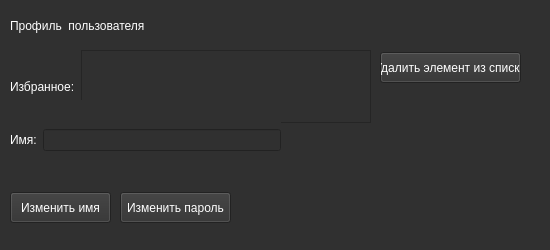
Raxun/git_project1, file profile.ui: the form before one commit.
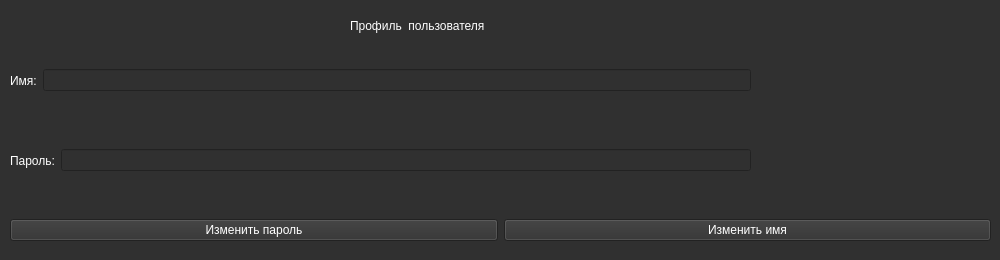
The form after the commit.

What changed in the file:
```diff
--- a/profile.ui
+++ b/profile.ui
@@ -6,8 +6,8 @@
    <rect>
     <x>0</x>
     <y>0</y>
-    <width>550</width>
-    <height>250</height>
+    <width>1000</width>
+    <height>260</height>
    </rect>
   </property>
   <property name="windowTitle">
@@ -22,9 +22,9 @@
    <widget class="QLabel" name="label">
     <property name="geometry">
      <rect>
-      <x>10</x>
+      <x>350</x>
       <y>10</y>
-      <width>221</width>
+      <width>301</width>
       <height>31</height>
      </rect>
     </property>
@@ -37,45 +37,13 @@
      <string>Профиль  пользователя </string>
     </property>
    </widget>
-   <widget class="QWidget" name="horizontalLayoutWidget">
-    <property name="geometry">
-     <rect>
-      <x>10</x>
-      <y>50</y>
-      <width>361</width>
-      <height>73</height>
-     </rect>
-    </property>
-    <layout class="QHBoxLayout" name="horizontalLayout">
-     <item>
-      <widget class="QLabel" name="label_2">
-       <property name="styleSheet">
-        <string notr="true">background-color: rgb(48, 48, 48);
-color: rgb(255, 255, 255);
-font: 12pt &quot;MS Shell Dlg 2&quot;;</string>
-       </property>
-       <property name="text">
-        <string>Избранное:</string>
-       </property>
-      </widget>
-     </item>
-     <item>
-      <widget class="QTableWidget" name="tableWidget_1">
-       <property name="styleSheet">
-        <string notr="true">background-color: rgb(48, 48, 48);
-color: rgb(255, 255, 255);</string>
-       </property>
-      </widget>
-     </item>
-    </layout>
-   </widget>
    <widget class="QWidget" name="horizontalLayoutWidget_2">
     <property name="geometry">
      <rect>
       <x>10</x>
-      <y>100</y>
-      <width>271</width>
-      <height>80</height>
+      <y>50</y>
+      <width>741</width>
+      <height>61</height>
      </rect>
     </property>
     <layout class="QHBoxLayout" name="horizontalLayout_3">
@@ -92,61 +60,120 @@
       </widget>
      </item>
      <item>
-      <widget class="QLineEdit" name="lineEdit_1"/>
+      <widget class="QLineEdit" name="lineEdit_name">
+       <property name="styleSheet">
+        <string notr="true">background-color: rgb(48, 48, 48);
+color: rgb(255, 255, 255);
+font: 16pt &quot;MS Shell Dlg 2&quot;;</string>
+       </property>
+      </widget>
      </item>
     </layout>
    </widget>
    <widget class="QLabel" name="label_error">
     <property name="geometry">
      <rect>
-      <x>290</x>
-      <y>129</y>
+      <x>760</x>
+      <y>70</y>
       <width>241</width>
-      <height>31</height>
+      <height>21</height>
      </rect>
     </property>
+    <property name="styleSheet">
+     <string notr="true">background-color: rgb(48, 48, 48);
+color: rgb(255, 255, 255);
+font: 10pt &quot;MS Shell Dlg 2&quot;;</string>
+    </property>
     <property name="text">
      <string/>
     </property>
    </widget>
-   <widget class="QPushButton" name="btn_name">
+   <widget class="QWidget" name="horizontalLayoutWidget_3">
     <property name="geometry">
      <rect>
       <x>10</x>
-      <y>192</y>
-      <width>101</width>
-      <height>31</height>
+      <y>130</y>
+      <width>741</width>
+      <height>61</height>
      </rect>
     </property>
-    <property name="text">
-     <string>Изменить имя</string>
-    </property>
+    <layout class="QHBoxLayout" name="horizontalLayout_4">
+     <item>
+      <widget class="QLabel" name="label_4">
+       <property name="styleSheet">
+        <string notr="true">background-color: rgb(48, 48, 48);
+color: rgb(255, 255, 255);
+font: 16pt &quot;MS Shell Dlg 2&quot;;</string>
+       </property>
+       <property name="text">
+        <string>Пароль:</string>
+       </property>
+      </widget>
+     </item>
+     <item>
+      <widget class="QLineEdit" name="lineEdit_pass">
+       <property name="styleSheet">
+        <string notr="true">background-color: rgb(48, 48, 48);
+color: rgb(255, 255, 255);
+font: 16pt &quot;MS Shell Dlg 2&quot;;</string>
+       </property>
+      </widget>
+     </item>
+    </layout>
    </widget>
-   <widget class="QPushButton" name="btn_pass">
+   <widget class="QLabel" name="error_pass">
     <property name="geometry">
      <rect>
-      <x>120</x>
-      <y>192</y>
-      <width>111</width>
-      <height>31</height>
+      <x>760</x>
+      <y>150</y>
+      <width>241</width>
+      <height>21</height>
      </rect>
     </property>
+    <property name="styleSheet">
+     <string notr="true">background-color: rgb(48, 48, 48);
+color: rgb(255, 255, 255);
+font: 10pt &quot;MS Shell Dlg 2&quot;;</string>
+    </property>
     <property name="text">
-     <string>Изменить пароль</string>
+     <string/>
     </property>
    </widget>
-   <widget class="QPushButton" name="btn_del">
+   <widget class="QWidget" name="horizontalLayoutWidget">
     <property name="geometry">
      <rect>
-      <x>380</x>
-      <y>52</y>
-      <width>141</width>
-      <height>31</height>
+      <x>10</x>
+      <y>210</y>
+      <width>981</width>
+      <height>41</height>
      </rect>
     </property>
-    <property name="text">
-     <string>Удалить элемент из списка</string>
-    </property>
+    <layout class="QHBoxLayout" name="horizontalLayout">
+     <item>
+      <widget class="QPushButton" name="btn_pass">
+       <property name="styleSheet">
+        <string notr="true">background-color: rgb(48, 48, 48);
+color: rgb(255, 255, 255);
+font: 16pt &quot;MS Shell Dlg 2&quot;;</string>
+       </property>
+       <property name="text">
+        <string>Изменить пароль</string>
+       </property>
+      </widget>
+     </item>
+     <item>
+      <widget class="QPushButton" name="btn_name">
+       <property name="styleSheet">
+        <string notr="true">background-color: rgb(48, 48, 48);
+color: rgb(255, 255, 255);
+font: 16pt &quot;MS Shell Dlg 2&quot;;</string>
+       </property>
+       <property name="text">
+        <string>Изменить имя</string>
+       </property>
+      </widget>
+     </item>
+    </layout>
    </widget>
   </widget>
  </widget>
```
Left out of the diff: 6 changed lines with no effect on the pictures.
